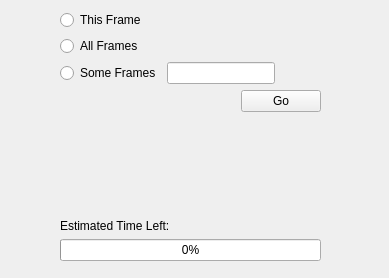
Veldrovive/video-processor, file uis/DetectLandmarksPopup.ui: the form before one commit.
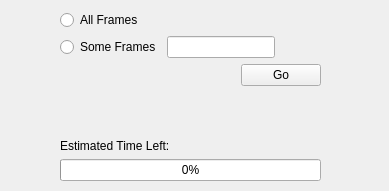
The form after the commit.

Commit message: Improved usability Corrected normalizing to always squish between 0 and 1 Fixed a bug where a running thread went out of scope Changed video so it loads even if no landmarks are given

```diff
--- a/uis/DetectLandmarksPopup.ui
+++ b/uis/DetectLandmarksPopup.ui
@@ -7,7 +7,7 @@
     <x>0</x>
     <y>0</y>
     <width>389</width>
-    <height>278</height>
+    <height>191</height>
    </rect>
   </property>
   <property name="windowTitle">
@@ -19,7 +19,7 @@
      <x>20</x>
      <y>10</y>
      <width>341</width>
-     <height>251</height>
+     <height>171</height>
     </rect>
    </property>
    <layout class="QHBoxLayout" name="horizontalLayout_4">
@@ -41,30 +41,6 @@
     </item>
     <item>
      <layout class="QVBoxLayout" name="verticalLayout_3">
-      <item>
-       <layout class="QHBoxLayout" name="horizontalLayout_5">
-        <item>
-         <widget class="QRadioButton" name="this_frame_radio">
-          <property name="text">
-           <string>This Frame</string>
-          </property>
-         </widget>
-        </item>
-        <item>
-         <spacer name="horizontalSpacer_4">
-          <property name="orientation">
-           <enum>Qt::Horizontal</enum>
-          </property>
-          <property name="sizeHint" stdset="0">
-           <size>
-            <width>40</width>
-            <height>20</height>
-           </size>
-          </property>
-         </spacer>
-        </item>
-       </layout>
-      </item>
       <item>
        <layout class="QHBoxLayout" name="horizontalLayout_6">
         <item>
```
The commit also changes 5 other files.
